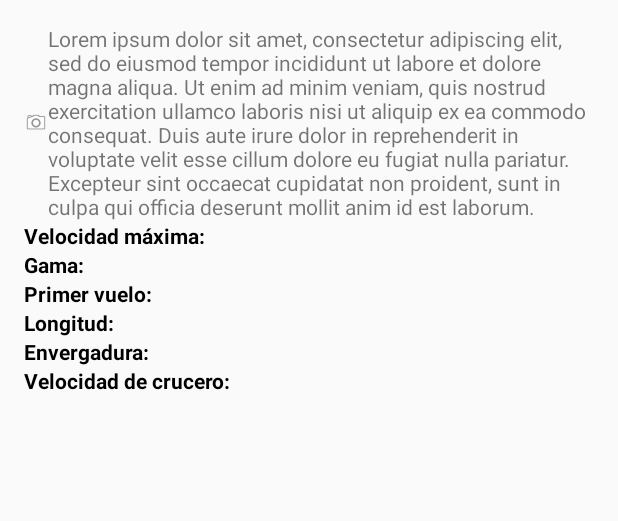
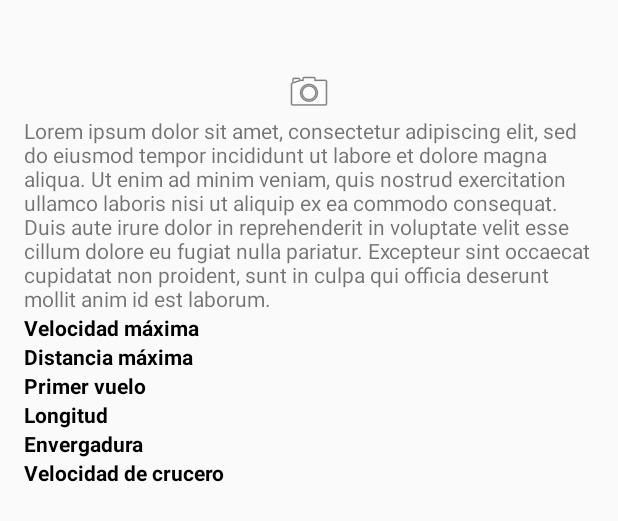
Before and after one commit to igorLucena/planify, an Android app: the layout activity_especification.xml on its own in the app's theme, with its tools: preview values and no code run, on a phone screen of 412 x 824 dp. Shown: the top 521 px of the screen. Run offline under Robolectric (Android 15) with nearby library versions, the phone set to English and light mode, and no system bars.

```diff
--- a/app/src/main/AndroidManifest.xml
+++ b/app/src/main/AndroidManifest.xml
@@ -2,7 +2,6 @@
 <manifest xmlns:android="http://schemas.android.com/apk/res/android"
     package="com.igorlucena.planify">
 
-    <uses-permission android:name="android.permission.CAMERA"> </uses-permission>
     <uses-permission android:name="android.permission.INTERNET"> </uses-permission>
 
     <application
@@ -19,7 +18,7 @@
                 <category android:name="android.intent.category.LAUNCHER" />
             </intent-filter>
         </activity>
-        <activity android:name=".EspecificationActivity"></activity>
+        <activity android:name=".SpecificationActivity"></activity>
     </application>
 
 </manifest>
--- a/app/src/main/res/layout/activity_especification.xml
+++ b/app/src/main/res/layout/activity_especification.xml
@@ -3,7 +3,7 @@
     xmlns:tools="http://schemas.android.com/tools"
     android:layout_width="match_parent"
     android:layout_height="match_parent"
-    tools:context=".EspecificationActivity">
+    tools:context=".SpecificationActivity">
 
     <LinearLayout
         android:layout_width="match_parent"
@@ -11,24 +11,29 @@
         android:orientation="vertical"
         android:padding="16dp">
 
+        <TextView
+            android:id="@+id/title_plane"
+            android:textSize="22sp"
+            android:layout_width="wrap_content"
+            android:layout_height="wrap_content" />
+
         <LinearLayout
             android:layout_width="wrap_content"
             android:layout_height="wrap_content"
             android:gravity="center_horizontal"
-            android:orientation="horizontal">
+            android:orientation="vertical">
 
             <ImageView
                 android:id="@+id/image_plane"
-                android:layout_width="0dp"
+                android:layout_width="match_parent"
                 android:layout_height="match_parent"
-                android:layout_weight="1"
                 android:src="@android:drawable/ic_menu_camera" />
 
             <TextView
-                android:layout_width="0dp"
-                android:layout_height="match_parent"
-                android:layout_weight="1"
-                android:text="@string/about_plane"
+                android:id="@+id/description_txt"
+                android:layout_width="match_parent"
+                android:layout_height="wrap_content"
+                android:text="@string/description"
                 android:maxLines="10"
                 android:ellipsize="end"/>
         </LinearLayout>
--- a/app/src/main/res/values/strings.xml
+++ b/app/src/main/res/values/strings.xml
@@ -1,10 +1,13 @@
 <resources>
     <string name="app_name">Planify</string>
-    <string name="about_plane">Lorem ipsum dolor sit amet, consectetur adipiscing elit, sed do eiusmod tempor incididunt ut labore et dolore magna aliqua. Ut enim ad minim veniam, quis nostrud exercitation ullamco laboris nisi ut aliquip ex ea commodo consequat. Duis aute irure dolor in reprehenderit in voluptate velit esse cillum dolore eu fugiat nulla pariatur. Excepteur sint occaecat cupidatat non proident, sunt in culpa qui officia deserunt mollit anim id est laborum.</string>
-    <string name="max_speed">Velocidad máxima: </string>
-    <string name="spectrum">Gama: </string>
-    <string name="first_flight">Primer vuelo: </string>
-    <string name="length">Longitud: </string>
-    <string name="wingspan">Envergadura: </string>
-    <string name="cruising_speed">Velocidad de crucero: </string>
+    <string name="description">Lorem ipsum dolor sit amet, consectetur adipiscing elit, sed do eiusmod tempor incididunt ut labore et dolore magna aliqua. Ut enim ad minim veniam, quis nostrud exercitation ullamco laboris nisi ut aliquip ex ea commodo consequat. Duis aute irure dolor in reprehenderit in voluptate velit esse cillum dolore eu fugiat nulla pariatur. Excepteur sint occaecat cupidatat non proident, sunt in culpa qui officia deserunt mollit anim id est laborum.</string>
+    <string name="specifications">Especificaciones</string>
+    <string name="max_speed">Velocidad máxima</string>
+    <string name="spectrum">Distancia máxima</string>
+    <string name="first_flight">Primer vuelo</string>
+    <string name="length">Longitud</string>
+    <string name="wingspan">Envergadura</string>
+    <string name="cruising_speed">Velocidad de crucero</string>
+    <string name="absolute_ceiling">Techo absoluto</string>
+    <style name="automatic">Autonomía</style>
 </resources>
```
Also changed, not shown: app/src/main/java/com/igorlucena/planify/EspecificationActivity.kt (deleted, +0 -18 lines), app/src/main/java/com/igorlucena/planify/MainActivity.kt (+46 -12 lines).
